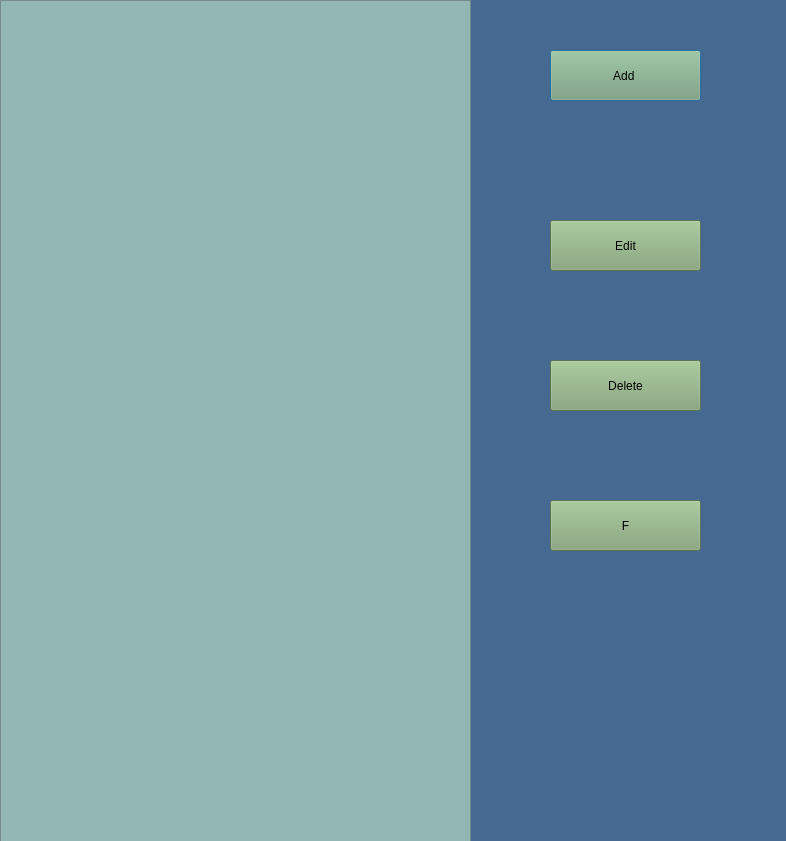
First picture: the form in WorkShopProject/tasks.ui, repository shaahinfaezi/WorkShopProject, before the edit.
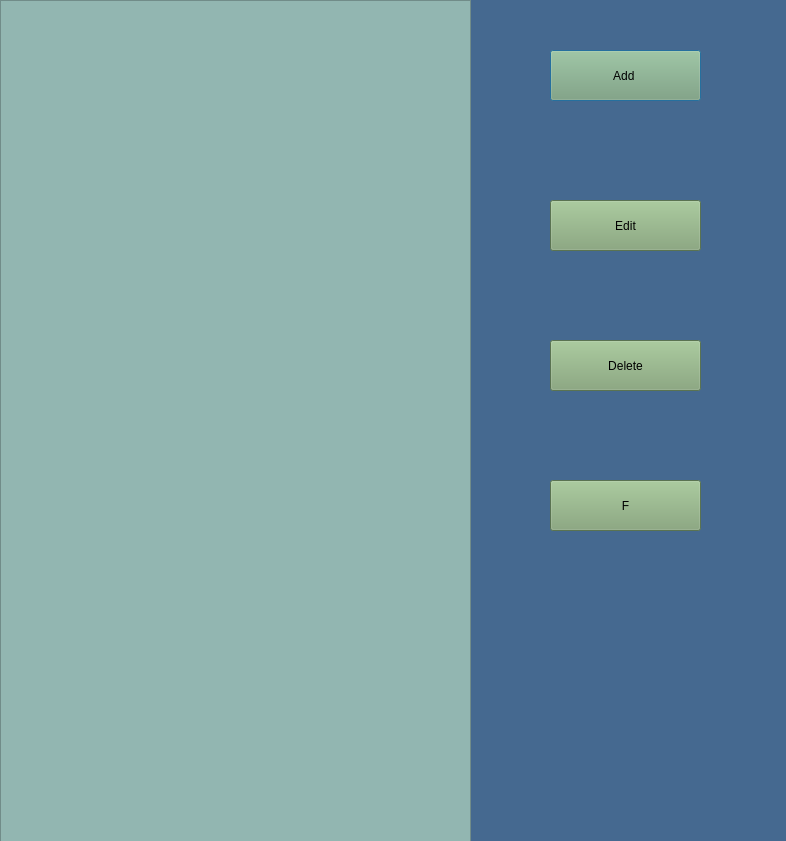
Second picture: the form after the edit.

Commit message: Task taghriban kamel shod va faghat taghvim nadarad ba chand naghse jozii

Diff of the .ui file:
```diff
--- a/WorkShopProject/tasks.ui
+++ b/WorkShopProject/tasks.ui
@@ -52,7 +52,7 @@
    <property name="geometry">
     <rect>
      <x>550</x>
-     <y>220</y>
+     <y>200</y>
      <width>151</width>
      <height>51</height>
     </rect>
@@ -68,7 +68,7 @@
    <property name="geometry">
     <rect>
      <x>550</x>
-     <y>360</y>
+     <y>340</y>
      <width>151</width>
      <height>51</height>
     </rect>
@@ -84,7 +84,7 @@
    <property name="geometry">
     <rect>
      <x>550</x>
-     <y>500</y>
+     <y>480</y>
      <width>151</width>
      <height>51</height>
     </rect>
```
The commit also changes 10 other files.
